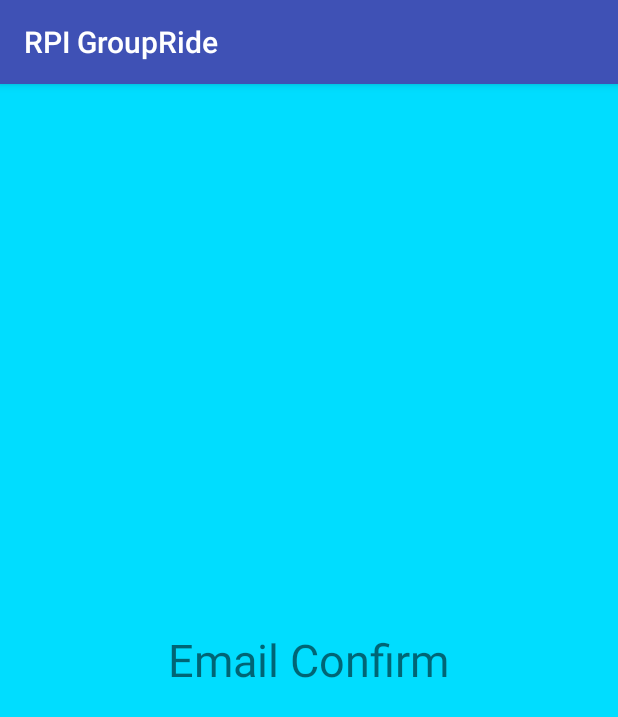
After one commit to zdward/GrouberAndroid, an Android app: the fragment EmailConfirm shown on its own in the app's theme, on a phone screen of 412 x 824 dp. The commit adds this screen. Shown: the top 717 px of the screen. Run offline under Robolectric (Android 15) with nearby library versions, the phone set to English and light mode, and no system bars.

```diff
--- /dev/null
+++ b/app/src/main/java/c/zachgames/rpigrouber/EmailConfirm.java
@@ -0,0 +1,18 @@
+package c.zachgames.rpigrouber;
+
+import android.os.Bundle;
+import android.support.annotation.NonNull;
+import android.support.annotation.Nullable;
+import android.support.v4.app.Fragment;
+import android.view.LayoutInflater;
+import android.view.View;
+import android.view.ViewGroup;
+
+public class EmailConfirm extends Fragment
+{
+    @Nullable
+    @Override
+    public View onCreateView(@NonNull LayoutInflater inflater, @Nullable ViewGroup container, @Nullable Bundle savedInstanceState) {
+        return inflater.inflate(R.layout.fragment_emailconfirm, container, false);
+    }
+}
--- /dev/null
+++ b/app/src/main/res/layout/fragment_emailconfirm.xml
@@ -0,0 +1,16 @@
+<?xml version="1.0" encoding="utf-8"?>
+<RelativeLayout xmlns:android="http://schemas.android.com/apk/res/android"
+    android:layout_width="match_parent" android:layout_height="match_parent"
+    android:background="@android:color/holo_blue_bright"
+    >
+
+    <TextView
+        android:layout_width="wrap_content"
+        android:layout_height="wrap_content"
+        android:text = "Email Confirm"
+        android:textSize="30sp"
+        android:layout_centerInParent="true"
+
+        />
+
+</RelativeLayout>
--- a/app/src/main/res/layout/login.xml
+++ b/app/src/main/res/layout/login.xml
@@ -64,7 +64,7 @@
         android:layout_marginTop="8dp"
         android:layout_marginEnd="8dp"
         android:layout_marginBottom="8dp"
-        android:text="RPI Grouber"
+        android:text="RPI GroupRide"
         app:layout_constraintBottom_toTopOf="@+id/etEmail"
         app:layout_constraintEnd_toEndOf="parent"
         app:layout_constraintStart_toStartOf="parent"
```
Also changed, not shown: app/src/main/res/drawable/ic_hub.xml (added, +9 -0 lines).
